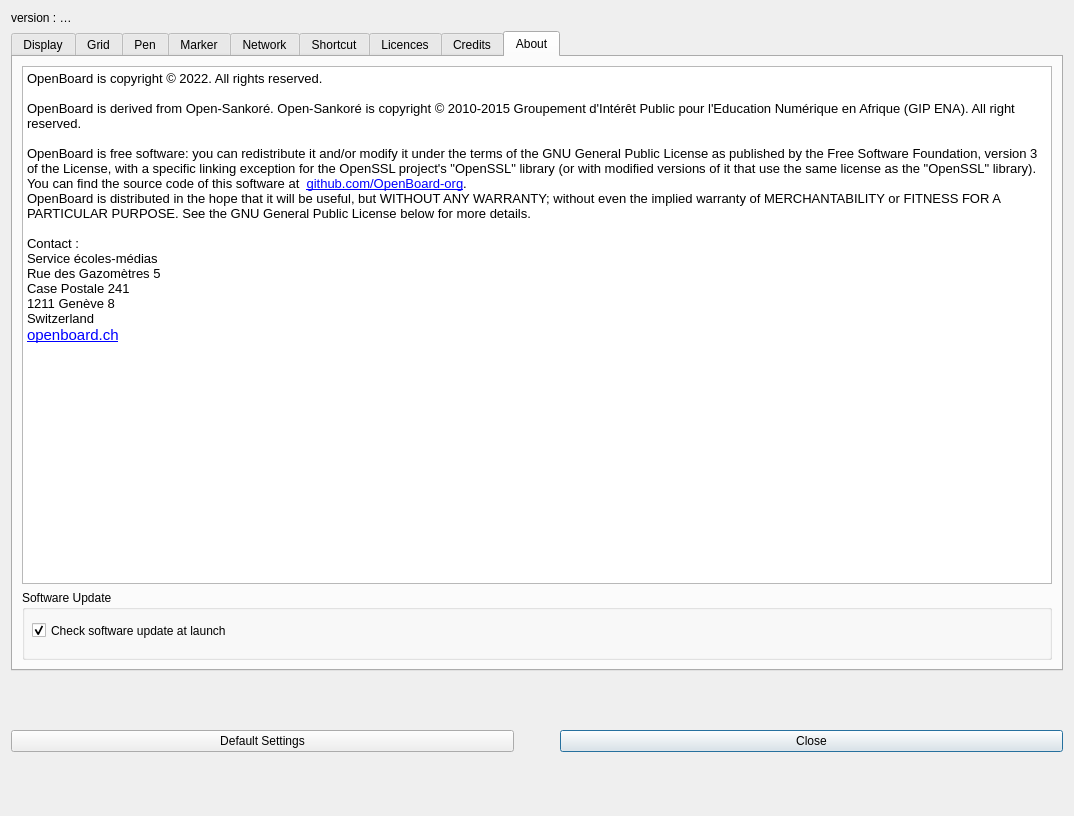
First picture: the form in resources/forms/preferences.ui, repository LucusCornelius/OpenBoard-ML, before the edit.
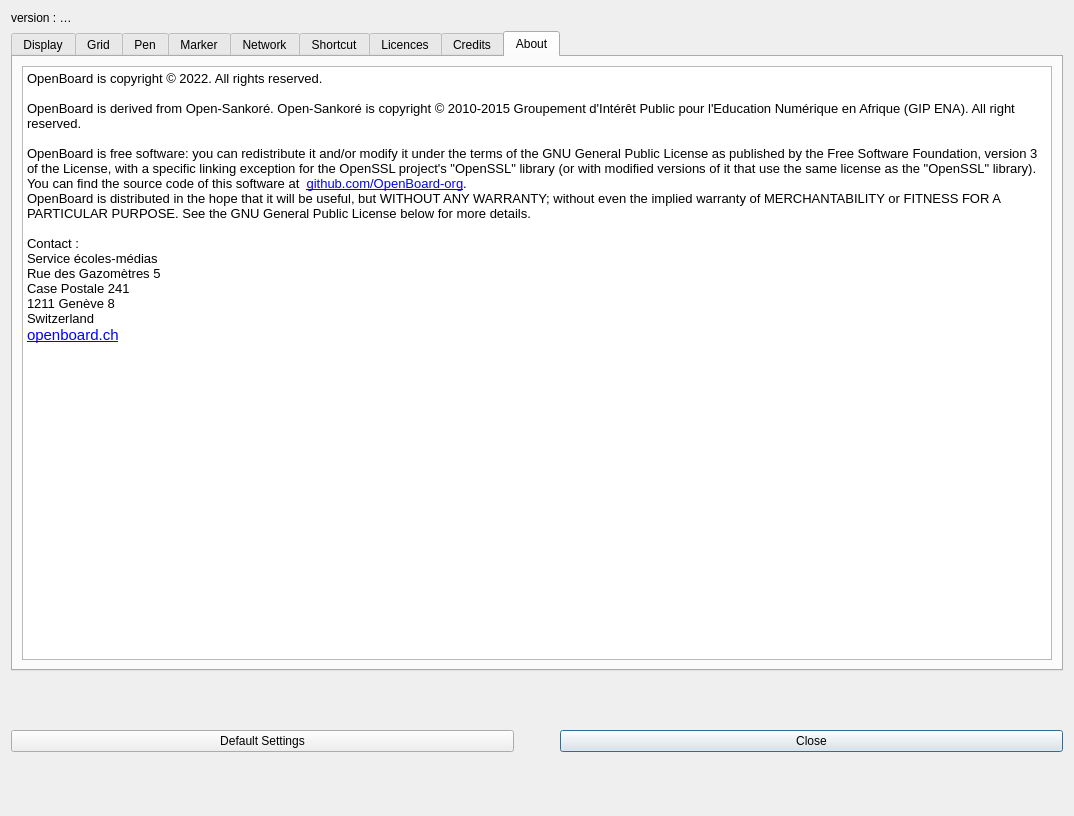
Second picture: the form after the edit. The open tabs and pages were chosen to show the change. Custom widgets are drawn as their Qt base class.

Commit message:
Remove the software update check completely
Drop UBApplicationController::checkUpdate/checkAtLaunch/updateRequestFinished/
downloadJsonFinished, the unused update members in UBBoardController, the
actionCheckUpdate menu action, the 'Software Update' preferences group and the
HideCheckForSoftwareUpdate, EnableAutomaticSoftwareUpdates, EnableSoftwareUpdates,
IsInSoftwareUpdateProcess and SoftwareUpdateURL settings. No network request is
made at startup anymore.

Patch:
```diff
--- a/resources/forms/preferences.ui
+++ b/resources/forms/preferences.ui
@@ -3517,44 +3517,6 @@
          </property>
         </widget>
        </item>
-       <item>
-        <widget class="QGroupBox" name="softwareUpdateGroupBox">
-         <property name="minimumSize">
-          <size>
-           <width>0</width>
-           <height>70</height>
-          </size>
-         </property>
-         <property name="maximumSize">
-          <size>
-           <width>16777215</width>
-           <height>70</height>
-          </size>
-         </property>
-         <property name="title">
-          <string>Software Update</string>
-         </property>
-         <widget class="QCheckBox" name="checkSoftwareUpdateAtLaunchCheckBox">
-          <property name="enabled">
-           <bool>true</bool>
-          </property>
-          <property name="geometry">
-           <rect>
-            <x>10</x>
-            <y>30</y>
-            <width>551</width>
-            <height>21</height>
-           </rect>
-          </property>
-          <property name="text">
-           <string>Check software update at launch</string>
-          </property>
-          <property name="checked">
-           <bool>true</bool>
-          </property>
-         </widget>
-        </widget>
-       </item>
       </layout>
      </widget>
     </widget>
```
The commit also changes 10 other files.
